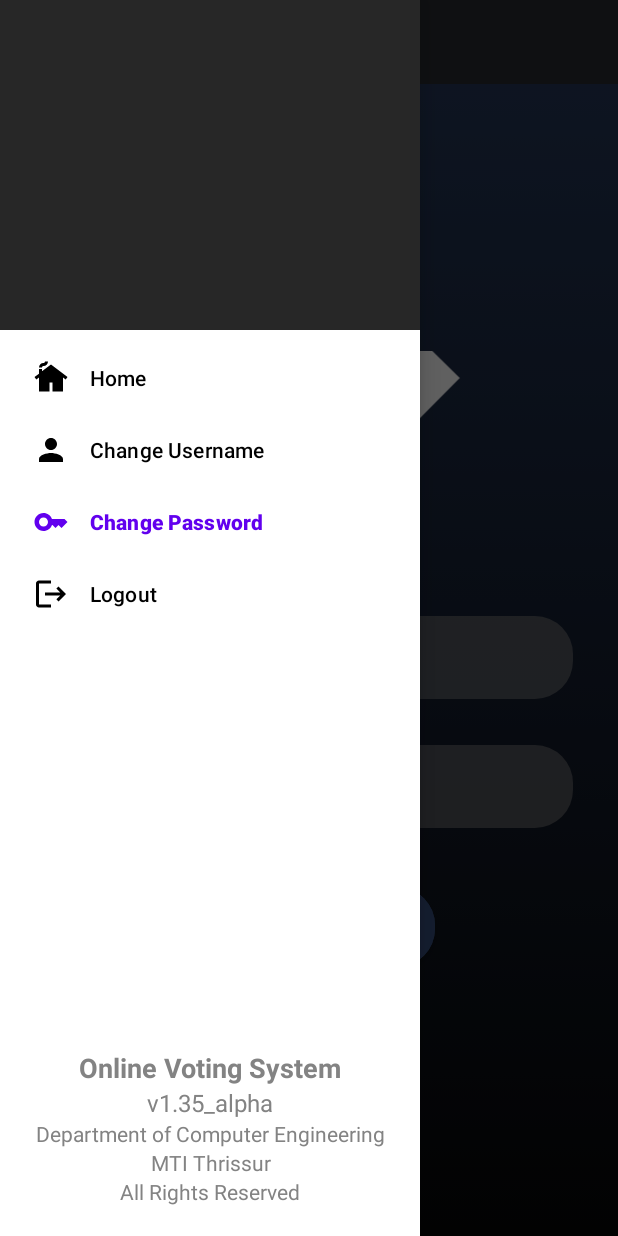
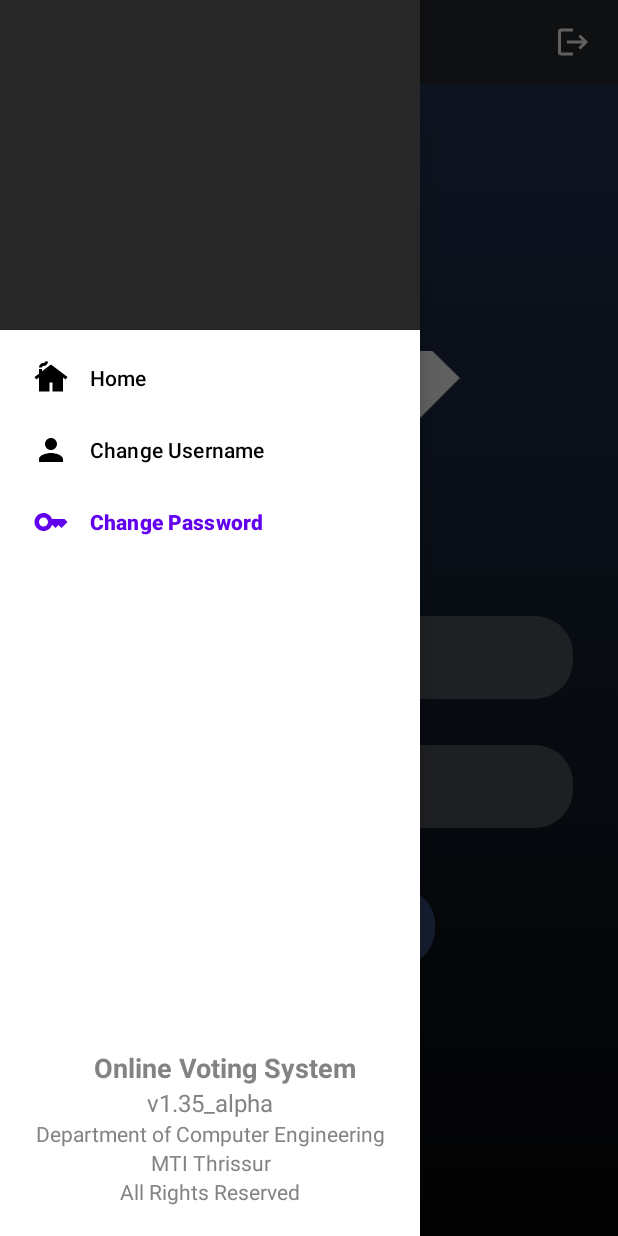
Before and after one commit to danielpaul-123/OnlineVotingSystem, an Android app: the ChangePasswordFragment screen opened through its navigation route, with the side drawer open, on a phone screen of 412 x 824 dp. Run offline under Robolectric (Android 15) with nearby library versions, the phone set to English and light mode, and no system bars; our stand-ins replace Firebase (no records; nobody signed in at launch, a user with empty details on screens opened directly), navigation-ui; libraries missing offline, so code that uses them is left out: com.makeramen.roundedimageview; plain views replace RoundedImageView; Roboto replaces fonts that are not available here; 3 statements that could not run were skipped.

Commit message:
Merge remote-tracking branch 'main/master'

```diff
--- a/app/src/main/java/com/project/onlinevotingsystem/ChangePasswordFragment.java
+++ b/app/src/main/java/com/project/onlinevotingsystem/ChangePasswordFragment.java
@@ -1,7 +1,6 @@
 package com.project.onlinevotingsystem;
 
 import android.os.Bundle;
-import android.transition.TransitionInflater;
 import android.view.LayoutInflater;
 import android.view.View;
 import android.view.ViewGroup;
--- a/app/src/main/java/com/project/onlinevotingsystem/EnterNewUsernameFragment.java
+++ b/app/src/main/java/com/project/onlinevotingsystem/EnterNewUsernameFragment.java
@@ -131,4 +131,5 @@ public class EnterNewUsernameFragment extends Fragment {
 
         });
     }
+
 }
--- a/app/src/main/java/com/project/onlinevotingsystem/MainActivity.java
+++ b/app/src/main/java/com/project/onlinevotingsystem/MainActivity.java
@@ -93,4 +93,9 @@ public class MainActivity extends AppCompatActivity {
         });
     }
 
+    public void onBackPressed(){
+        super.onBackPressed();
+        finish();
+    }
+
 }
--- a/app/src/main/java/com/project/onlinevotingsystem/Navigation_HomeActivity.java
+++ b/app/src/main/java/com/project/onlinevotingsystem/Navigation_HomeActivity.java
@@ -5,12 +5,12 @@ import android.content.Intent;
 import android.graphics.Bitmap;
 import android.graphics.BitmapFactory;
 import android.os.Bundle;
-import android.view.MenuItem;
+import android.util.Log;
 import android.view.View;
+import android.widget.ImageButton;
 import android.widget.TextView;
 import android.widget.Toast;
 
-import androidx.annotation.NonNull;
 import androidx.appcompat.app.AppCompatActivity;
 import androidx.core.view.GravityCompat;
 import androidx.drawerlayout.widget.DrawerLayout;
@@ -31,6 +31,8 @@ public class Navigation_HomeActivity extends AppCompatActivity {
     NavigationView nav_menu;
     static String voterid;
     String username;
+    ImageButton logoutbutton;
+
 
 
     @Override
@@ -71,13 +73,26 @@ public class Navigation_HomeActivity extends AppCompatActivity {
         voteridview.setText(voterid);
 
         findViewById(R.id.menubutton).setOnClickListener(v -> navigationlayout.openDrawer(GravityCompat.START));
+        findViewById(R.id.navigationtoolbar).setOnTouchListener((v, event) -> false);
+
+        logoutbutton = findViewById(R.id.logoutbuttonab);
+        logoutbutton.bringToFront();
+        logoutbutton.setEnabled(true);
+        findViewById(R.id.logoutbuttonab).setOnClickListener(v -> {
+            AlertDialog.Builder logoutalert = new AlertDialog.Builder(this,R.style.MyAlertDialogStyle);
+            logoutalert.setIcon(R.drawable.baseline_how_to_vote_40).setTitle(R.string.app_name);
+            logoutalert.setMessage("Are you sure you want to logout?");
+            logoutalert.setPositiveButton("Yes", (dialog, which) -> {
+                Intent a = new Intent(this, MainActivity.class);
+                startActivity(a);
+                overridePendingTransition(R.anim.fade_in,R.anim.fade_out);
+                finish();
+            }).setNegativeButton("Cancel",null);
+            logoutalert.show();
+        });
 
     }
-    public static String voteridreturn()
-    {
-        return voterid;
-    }
-
+    public static String voteridreturn() {return voterid;}
 
 
 }
--- a/app/src/main/res/drawable/baseline_logout_24.xml
+++ b/app/src/main/res/drawable/baseline_logout_24.xml
@@ -1,5 +1,5 @@
 <vector android:autoMirrored="true" android:height="24dp"
-    android:tint="#6688CA" android:viewportHeight="24"
+    android:tint="#F1F1F1" android:viewportHeight="24"
     android:viewportWidth="24" android:width="24dp" xmlns:android="http://schemas.android.com/apk/res/android">
     <path android:fillColor="@android:color/white" android:pathData="M17,7l-1.41,1.41L18.17,11H8v2h10.17l-2.58,2.58L17,17l5,-5zM4,5h8V3H4c-1.1,0 -2,0.9 -2,2v14c0,1.1 0.9,2 2,2h8v-2H4V5z"/>
 </vector>
--- a/app/src/main/res/layout/activity_navigation_home.xml
+++ b/app/src/main/res/layout/activity_navigation_home.xml
@@ -12,35 +12,54 @@
         android:layout_width="match_parent"
         android:layout_height="match_parent">
 
-        <LinearLayout
+        <androidx.constraintlayout.widget.ConstraintLayout
             android:id="@+id/navigationtoolbar"
             android:layout_width="match_parent"
             android:layout_height="?actionBarSize"
-            android:orientation="horizontal"
-            android:gravity="center_vertical"
             android:background="#D5272727"
             android:paddingStart="15dp"
-            android:paddingEnd="15dp"
+            android:paddingEnd="10dp"
             app:layout_constraintTop_toTopOf="parent">
 
             <ImageView
-                android:layout_width="30dp"
                 android:id="@+id/menubutton"
+                android:layout_width="45dp"
                 android:layout_height="match_parent"
+                android:contentDescription="@string/app_name"
                 android:src="@drawable/baseline_menu_24"
-                android:contentDescription="@string/app_name"></ImageView>
+                android:paddingRight="10dp"
+                app:layout_constraintBottom_toBottomOf="parent"
+                app:layout_constraintStart_toStartOf="parent"
+                app:layout_constraintTop_toTopOf="parent"></ImageView>
 
             <TextView
                 android:id="@+id/apptitle"
-                android:layout_width="match_parent"
+                android:layout_width="wrap_content"
                 android:layout_height="wrap_content"
-                android:layout_marginStart="15dp"
                 android:fontFamily="@font/abeezee"
                 android:text="@string/app_name"
                 android:textColor="@color/white"
                 android:textSize="20sp"
-                android:textStyle="bold"></TextView>
-        </LinearLayout>
+                android:textStyle="bold"
+                app:layout_constraintBottom_toBottomOf="parent"
+                app:layout_constraintTop_toTopOf="parent"
+                app:layout_constraintLeft_toRightOf="@+id/menubutton"></TextView>
+
+            <ImageButton
+                android:id="@+id/logoutbuttonab"
+                android:layout_width="40dp"
+                android:layout_height="?actionBarSize"
+                android:background="#00000000"
+                android:clickable="true"
+                android:contentDescription="@string/logoutbutton"
+                android:contextClickable="true"
+                android:src="@drawable/baseline_logout_24"
+                app:layout_constraintBottom_toBottomOf="parent"
+                app:layout_constraintEnd_toEndOf="parent"
+                app:layout_constraintTop_toTopOf="parent"
+                tools:ignore="RedundantDescriptionCheck"></ImageButton>
+
+        </androidx.constraintlayout.widget.ConstraintLayout>
 
         <fragment
             android:layout_width="match_parent"
@@ -50,7 +69,8 @@
             android:id="@+id/navigation_host_fragment"
             android:name="androidx.navigation.fragment.NavHostFragment"
             app:defaultNavHost="true"
-            app:navGraph="@navigation/main"/>
+            app:navGraph="@navigation/main"
+            tools:ignore="FragmentTagUsage" />
     </androidx.constraintlayout.widget.ConstraintLayout>
 
     <com.google.android.material.navigation.NavigationView
@@ -59,7 +79,8 @@
         android:layout_height="match_parent"
         app:menu="@menu/navigation_menu"
         app:headerLayout="@layout/navigation_header"
-        android:layout_gravity="start" >
+        android:layout_gravity="start"
+        tools:ignore="VisualLintBounds">
 
         <LinearLayout
             android:orientation="vertical"
@@ -74,6 +95,7 @@
                 android:fontFamily="@font/abeezee"
                 android:gravity="center"
                 android:text="@string/app_name"
+                android:paddingLeft="20dp"
                 android:textColor="#838383"
                 android:textSize="18sp"
                 android:textStyle="bold" />
--- a/app/src/main/res/menu/navigation_menu.xml
+++ b/app/src/main/res/menu/navigation_menu.xml
@@ -21,10 +21,4 @@
         android:iconTint="@color/icon_background"
         android:title="@string/change_password"></item>
 
-    <item
-        android:id="@+id/logout"
-        android:icon="@drawable/baseline_logout_24"
-        android:iconTint="@color/icon_background"
-        android:title="@string/logout"></item>
-
 </menu>
--- a/app/src/main/res/values-land/strings.xml
+++ b/app/src/main/res/values-land/strings.xml
@@ -9,4 +9,6 @@
     <string name="mti_thrissur">MTI Thrissur</string>
     <string name="user_name">User name</string>
     <string name="password">Password</string>
+    <string name="layout_button">Layout Button</string>
+    <string name="logoutbutton">logoutbutton</string>
 </resources>
--- a/app/src/main/res/values-night/strings.xml
+++ b/app/src/main/res/values-night/strings.xml
@@ -11,4 +11,6 @@
     <string name="mti_thrissur">MTI Thrissur</string>
     <string name="user_name">User name</string>
     <string name="password">Password</string>
+    <string name="layout_button">Layout Button</string>
+    <string name="logoutbutton">logoutbutton</string>
 </resources>
--- a/app/src/main/res/values-w1240dp/strings.xml
+++ b/app/src/main/res/values-w1240dp/strings.xml
@@ -9,4 +9,6 @@
     <string name="mti_thrissur">MTI Thrissur</string>
     <string name="user_name">User name</string>
     <string name="password">Password</string>
+    <string name="layout_button">Layout Button</string>
+    <string name="logoutbutton">logoutbutton</string>
 </resources>
--- a/app/src/main/res/values-w600dp/strings.xml
+++ b/app/src/main/res/values-w600dp/strings.xml
@@ -9,4 +9,6 @@
     <string name="mti_thrissur">MTI Thrissur</string>
     <string name="user_name">User name</string>
     <string name="password">Password</string>
+    <string name="layout_button">Layout Button</string>
+    <string name="logoutbutton">logoutbutton</string>
 </resources>
--- a/app/src/main/res/values/strings.xml
+++ b/app/src/main/res/values/strings.xml
@@ -25,4 +25,6 @@
     <string name="hello_blank_fragment">Hello blank fragment</string>
     <string name="user_name">User name</string>
     <string name="password">Password</string>
+    <string name="layout_button">Layout Button</string>
+    <string name="logoutbutton">logoutbutton</string>
 </resources>
```
Also changed, not shown: 27 other files.
